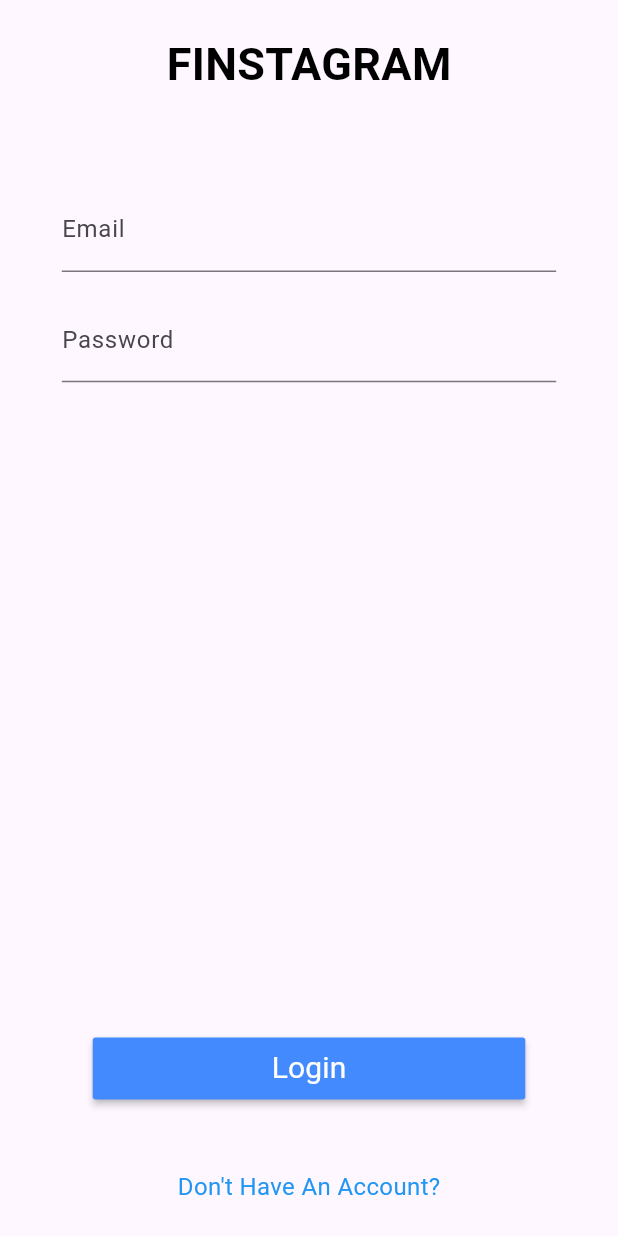
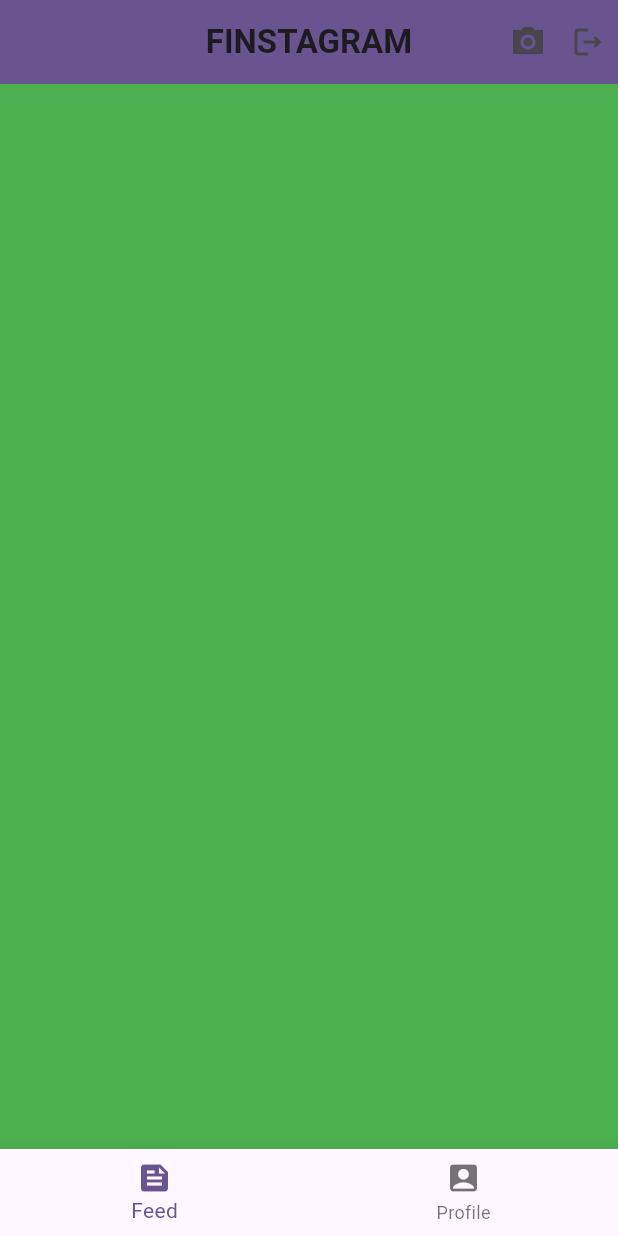
Before and after one commit to rizkyadde23/udemy_finstagram, a Flutter app: the screen it shows after launch, on a phone screen of 412 x 824 dp. Run offline on Flutter 3.47's test engine with Material 3 defaults, Android fonts, the phone set to English and light mode, and no system bars; our stand-ins replace file_picker.

Commit message:
add : home page

```diff
--- a/lib/main.dart
+++ b/lib/main.dart
@@ -1,3 +1,4 @@
+import 'package:finstagram/pages/home_page.dart';
 import 'package:finstagram/pages/login_page.dart';
 import 'package:finstagram/pages/register_page.dart';
 import 'package:flutter/material.dart';
@@ -18,10 +19,11 @@ class MyApp extends StatelessWidget {
       theme: ThemeData(
         colorScheme: .fromSeed(seedColor: Colors.deepPurple),
       ),
-      initialRoute: 'login',
+      initialRoute: 'home',
       routes: {
         'login': (context) => LoginPage(),
         'register': (context) => RegisterPage(),
+        'home' : (context) => HomePage(),
       },
     );
   }
--- /dev/null
+++ b/lib/pages/home_page.dart
@@ -0,0 +1,70 @@
+import 'package:flutter/material.dart';
+
+class HomePage extends StatefulWidget{
+  @override
+  State<StatefulWidget> createState() {
+    return _homePageState();
+  }
+  const HomePage({super.key});
+}
+
+class _homePageState extends State<HomePage>{
+  int selectedIndex = 0;
+  final List<Widget> _pages = [
+    Container(
+      color: Colors.green,
+    ),
+    Container(
+      color: Colors.blue,
+    ),
+  ];
+  @override
+  Widget build(BuildContext context) {
+    return Scaffold(
+      appBar: AppBar(
+        centerTitle: true,
+        backgroundColor: Theme.of(context).primaryColor,
+        title: Text("FINSTAGRAM", style: TextStyle(fontWeight: FontWeight.w600),),
+        actions: [
+          GestureDetector(
+            onTap: () {
+
+            },
+            child: Icon(Icons.camera_alt_sharp),
+          ),
+          Padding(padding: EdgeInsetsGeometry.only(left: 8,right: 8)),
+          GestureDetector(
+            onTap: () {
+
+            },
+            child: Icon(Icons.logout_outlined),
+          ),
+          Padding(padding: EdgeInsetsGeometry.only(right: 8)),
+        ],
+      ),
+      bottomNavigationBar: _bottomNavBar(),
+      body: _pages[selectedIndex],
+    );
+  }
+
+  Widget _bottomNavBar(){
+    return BottomNavigationBar(
+      currentIndex: selectedIndex,
+      onTap: (index) {
+        setState(() {
+          selectedIndex = index;
+        });
+      },
+      items: [
+        BottomNavigationBarItem(
+          label: "Feed",
+          icon: Icon(Icons.feed)
+          ),
+          BottomNavigationBarItem(
+          label: "Profile",
+          icon: Icon(Icons.account_box)
+          ),
+      ]
+      );
+  }
+}
--- a/pubspec.yaml
+++ b/pubspec.yaml
@@ -30,6 +30,7 @@ environment:
 dependencies:
   flutter:
     sdk: flutter
+  file_picker: ^11.0.2
 
   # The following adds the Cupertino Icons font to your application.
   # Use with the CupertinoIcons class for iOS style icons.
@@ -58,8 +59,8 @@ flutter:
   uses-material-design: true
 
   # To add assets to your application, add an assets section, like this:
-  # assets:
-  #   - images/a_dot_burr.jpeg
+  assets:
+    - assets/images/
   #   - images/a_dot_ham.jpeg
 
   # An image asset can refer to one or more resolution-specific "variants", see
```
Also changed, not shown: lib/pages/register_page.dart (+31 -2 lines), assets/images/profile.png (added), pubspec.lock, 2 other files.
